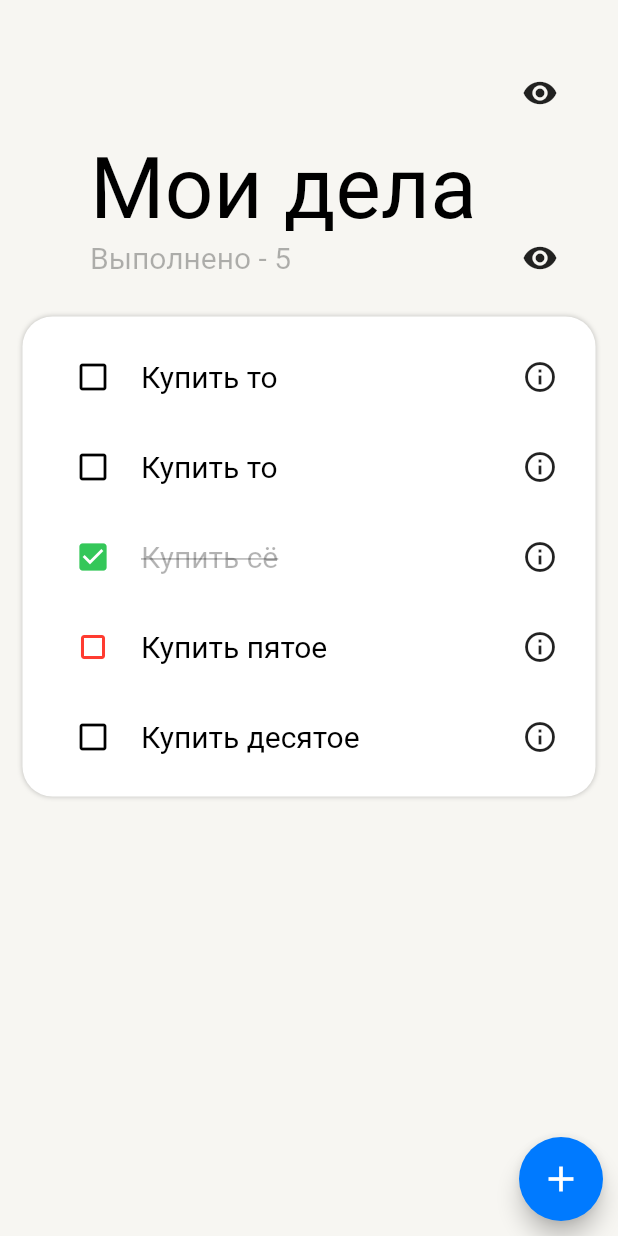
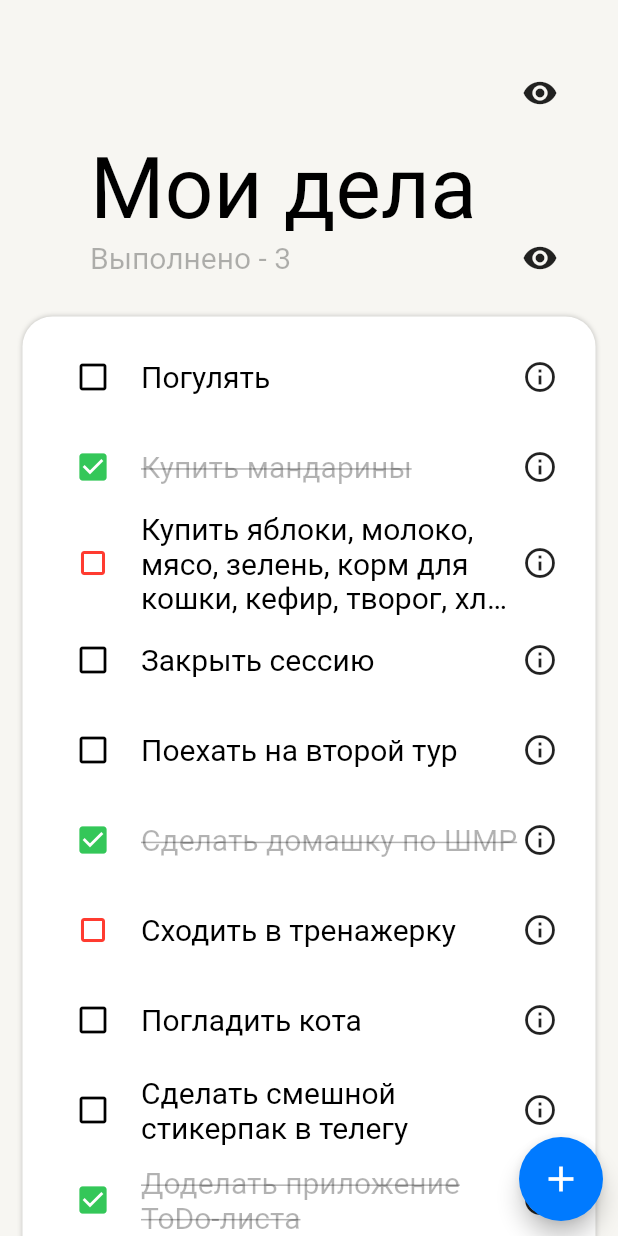
Before and after one commit to medvalna/ToDoList, a Flutter app: the screen it shows after launch, on a phone screen of 412 x 824 dp. Run offline on Flutter 3.47's test engine with Material 2 defaults, Android fonts, the phone set to English and light mode, and no system bars.

Commit message:
count of done tasks

```diff
--- a/lib/data/todocollection.dart
+++ b/lib/data/todocollection.dart
@@ -10,10 +10,18 @@ class ToDo{
   });
   static List<ToDo> taskcollection(){
     return[
-      ToDo(id: '1', toDoText: 'Купить то', isDone: 0),
-      ToDo(id: '2', toDoText: 'Купить сё', isDone: 1),
-      ToDo(id: '3',  toDoText: 'Купить пятое', isDone: -1),
-      ToDo(id: '4', toDoText: 'Купить десятое', isDone: 0),
+      ToDo(id: '1', toDoText: 'Погулять', isDone: 0),
+      ToDo(id: '2', toDoText: 'Купить мандарины', isDone: 1),
+      ToDo(id: '3',  toDoText: 'Купить яблоки, молоко, мясо, '
+          'зелень, корм для кошки, кефир, творог, хлеб, рыбу', isDone: -1),
+      ToDo(id: '4', toDoText: 'Закрыть сессию', isDone: 0),
+      ToDo(id: '5', toDoText: 'Поехать на второй тур', isDone: 0),
+      ToDo(id: '6', toDoText: 'Сделать домашку по ШМР', isDone: 1),
+      ToDo(id: '7',  toDoText: 'Сходить в тренажерку', isDone: -1),
+      ToDo(id: '8', toDoText: 'Погладить кота', isDone: 0),
+      ToDo(id: '9', toDoText: 'Сделать смешной стикерпак в телегу', isDone: 0),
+      ToDo(id: '10', toDoText: 'Доделать приложение ToDo-листа', isDone: 1),
+      ToDo(id: '11',  toDoText: 'Прочитать книгу', isDone: -1),
     ];
   }
 }
--- a/lib/main.dart
+++ b/lib/main.dart
@@ -5,9 +5,9 @@ import 'package:to_do_list/widgets/appbar.dart';
 import 'package:to_do_list/widgets/header.dart';
 import 'package:to_do_list/widgets/tasklist.dart';
 
+import 'data/todocollection.dart';
 
-void main() =>
-    runApp(MaterialApp(
+void main() => runApp(MaterialApp(
       home: Homepage(),
     ));
 
@@ -22,11 +22,12 @@ class Homepage extends StatefulWidget {
 }
 
 class _HomepageState extends State<Homepage> {
-  int _tapped;
+  final toDosList = ToDo.taskcollection();
+  List<ToDo> _currentToDos = [];
 
   @override
   void initState() {
-    _tapped = 0;
+    _currentToDos = toDosList;
     super.initState();
   }
 
@@ -35,8 +36,8 @@ class _HomepageState extends State<Homepage> {
     return MaterialApp(
       title: 'Flutter Demo',
       theme: ThemeData(
-        //fontFamily: 'RobotoSlab',
-      ),
+          //fontFamily: 'RobotoSlab',
+          ),
       home: Scaffold(
         backgroundColor: back_light,
         body: Stack(
@@ -45,10 +46,10 @@ class _HomepageState extends State<Homepage> {
             CustomScrollView(
               slivers: [
                 appBar(true),
-                const SliverToBoxAdapter(
+                SliverToBoxAdapter(
                   child: SizedBox(
                     height: 46,
-                    child: header("5"),
+                    child: header(),
                   ),
                 ),
                 taskList(),
--- a/lib/widgets/header.dart
+++ b/lib/widgets/header.dart
@@ -1,10 +1,35 @@
 import 'package:flutter/material.dart';
 import 'package:to_do_list/adaptivity/colours.dart';
 import 'package:to_do_list/adaptivity/font_sizes.dart';
+import 'package:to_do_list/data/todocollection.dart';
 
-class header extends StatelessWidget {
-  final String number;
-  const header(this.number);
+class header extends StatefulWidget {
+  @override
+  State<header> createState() => _headerState();
+}
+
+class _headerState extends State<header> {
+  int number;
+
+  final toDosList = ToDo.taskcollection();
+  List<ToDo> _currentToDos = [];
+
+  @override
+  void initState() {
+    _currentToDos = toDosList;
+    super.initState();
+  }
+
+  int _countDoneItems(_currentToDos) {
+    int count = 0;
+    print("counting");
+    for (ToDo todo in _currentToDos)
+      if (todo.isDone > 0) {
+        count = count + 1;
+      }
+    return count;
+  }
+
   @override
   Widget build(BuildContext context) {
     return Container(
@@ -21,7 +46,7 @@ class header extends StatelessWidget {
               //TODO место для количества выполненных тасок
               Expanded(
                 child: Text(
-                  number,
+                  _countDoneItems(_currentToDos).toString(),
                   style: TextStyle(fontSize: body, color: secondarytext),
                 ),
               ),
--- a/lib/widgets/tasklist.dart
+++ b/lib/widgets/tasklist.dart
@@ -5,8 +5,6 @@ import 'package:to_do_list/widgets/todotile.dart';
 import 'package:to_do_list/adaptivity/font_sizes.dart';
 
 class taskList extends StatefulWidget {
-
-
   @override
   State<taskList> createState() => _taskListState();
 }
@@ -43,12 +41,7 @@ class _taskListState extends State<taskList> {
             child: Container(
               child: Column(
                 children: [
-                  ToDoTile(ToDo(id: '1', toDoText: 'Купить то', isDone: 0)),
-                  ToDoTile(ToDo(id: '1', toDoText: 'Купить то', isDone: 0)),
-                  ToDoTile(ToDo(id: '2', toDoText: 'Купить сё', isDone: 1)),
-                  ToDoTile(ToDo(id: '3', toDoText: 'Купить пятое', isDone: -1)),
-                  ToDoTile(
-                      ToDo(id: '4', toDoText: 'Купить десятое', isDone: 0)),
+                  for (ToDo todo in _currentToDos) ToDoTile(todo),
                 ],
               ),
             ),
```
